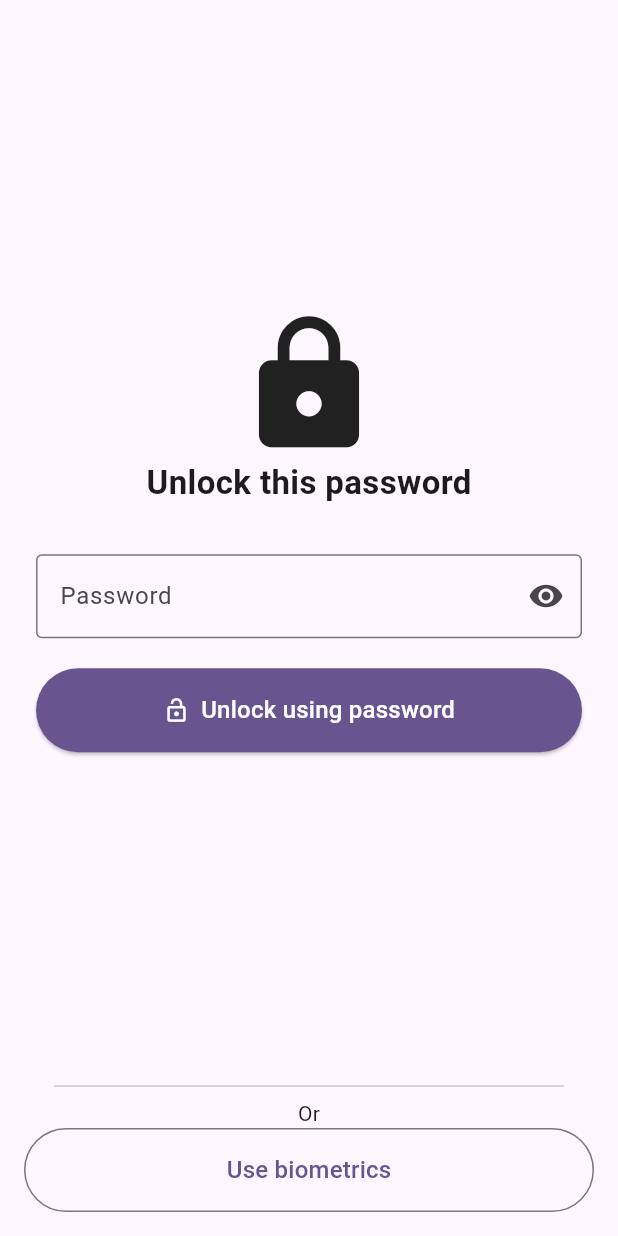
After one commit to Mondei1/QRVault, a Flutter app: the UnlockScreen screen opened directly, on a phone screen of 412 x 824 dp. The commit adds this screen. Run offline on Flutter 3.47's test engine with Material 3 defaults, Android fonts, the phone set to English and light mode, and no system bars; drawn by our look-alikes of dynamic_color; our stand-ins replace camera, shared_preferences; accounts and stored records are empty; generated files the repository leaves out were written again.

Commit message:
added unlock_screen.dart

```diff
--- a/lib/l10n/app_de.arb
+++ b/lib/l10n/app_de.arb
@@ -30,5 +30,19 @@
   "useBiometrics": "Biometrie verwenden",
   "skip": "Überspringen",
   "loading": "Wir verschlüsseln Alles und sind gleich wieder zurück!",
-  "holdUp": "Einen Moment!"
+  "holdUp": "Einen Moment!",
+  "password": "Passwort",
+  "unlockThisPassword": "Entsperre dieses Passwort",
+  "unlockNamedPassword": "Entsperre {passwordName}",
+  "@unlockNamedPassword": {
+    "description": "Text shown to unlock a password with a specific name",
+    "placeholders": {
+      "passwordName": {
+        "type": "String"
+      }
+    }
+  },
+  "unlockWithPasswordButton": "Entsperren mit Password",
+  "orDividerText": "Oder",
+  "useBiometricsButton": "Nutze Biometrie"
 }
--- a/lib/l10n/app_en.arb
+++ b/lib/l10n/app_en.arb
@@ -30,5 +30,20 @@
   "useBiometrics": "Use Biometrics",
   "skip": "Skip",
   "loading": "Let us do some cryptography and we'll right back!",
-  "holdUp": "Hold up!"
+  "holdUp": "Hold up!",
+  "password": "Password",
+  "unlockThisPassword": "Unlock this password",
+  "unlockNamedPassword": "Unlock {passwordName}",
+  "@unlockNamedPassword": {
+    "description": "Text shown to unlock a password with a specific name",
+    "placeholders": {
+      "passwordName": {
+        "type": "String"
+      }
+    }
+  },
+  "password": "Password",
+  "unlockWithPasswordButton": "Unlock using password",
+  "orDividerText": "Or",
+  "useBiometricsButton": "Use biometrics"
 }
--- a/lib/screens/main/home_screen.dart
+++ b/lib/screens/main/home_screen.dart
@@ -1,5 +1,4 @@
 import 'dart:developer';
-
 import 'package:camera/camera.dart';
 import 'package:flutter/material.dart';
 import 'package:flutter_gen/gen_l10n/app_localizations.dart';
--- a/lib/screens/main/set_password.dart
+++ b/lib/screens/main/set_password.dart
@@ -1,5 +1,7 @@
 import 'package:flutter/material.dart';
 import 'package:qrvault/routes.dart';
+//TODO: Implement localization
+
 
 class SetPasswordView extends StatefulWidget {
   const SetPasswordView({super.key});
--- /dev/null
+++ b/lib/screens/main/unlock_screen.dart
@@ -0,0 +1,122 @@
+import 'package:flutter/material.dart';
+import 'package:qrvault/routes.dart';
+import 'package:qrvault/screens/main/set_password.dart';
+import 'package:flutter_gen/gen_l10n/app_localizations.dart';
+
+class UnlockScreen extends StatefulWidget {
+  final String? passwordName;
+  final String? passwordHint;
+
+  const UnlockScreen({super.key, this.passwordName, this.passwordHint});
+
+  @override
+  State<UnlockScreen> createState() => _UnlockScreenState();
+}
+
+class _UnlockScreenState extends State<UnlockScreen> {
+  final _passwordController = TextEditingController();
+  final _hintController = TextEditingController();
+  bool _isPasswordVisible = false;
+
+  @override
+  void dispose() {
+    _passwordController.dispose();
+    _hintController.dispose();
+    super.dispose();
+  }
+
+  @override
+  Widget build(BuildContext context) {
+    final theme = Theme.of(context);
+    final colorScheme = theme.colorScheme;
+    final textTheme = theme.textTheme;
+    final l10n = AppLocalizations.of(context)!;
+
+    return Scaffold(
+      body: Center(
+        child: Padding(
+          padding: const EdgeInsets.all(24.0),
+          child: Column(
+            mainAxisAlignment: MainAxisAlignment.center,
+            crossAxisAlignment: CrossAxisAlignment.center,
+            children: [
+              const Icon(Icons.lock, size: 100),
+              Text(
+                widget.passwordName != null ? l10n.unlockNamedPassword(widget.passwordName!) : l10n.unlockThisPassword,
+                style: TextStyle(fontSize: 22, fontWeight: FontWeight.bold),
+              ),
+              const SizedBox(height: 32),
+              TextField(
+                controller: _passwordController,
+                obscureText: !_isPasswordVisible,
+                decoration: InputDecoration(
+                  labelText: l10n.password,
+                  border: const OutlineInputBorder(),
+                  suffixIcon: IconButton(
+                    icon: Icon(_isPasswordVisible ? Icons.visibility_off : Icons.visibility),
+                    onPressed: () {
+                      setState(() {
+                        _isPasswordVisible = !_isPasswordVisible;
+                      });
+                    },
+                  ),
+                ),
+              ),
+              if (widget.passwordHint != null)
+                Text(
+                  '${widget.passwordHint}',
+                  style: TextStyle(fontSize: 12, fontWeight: FontWeight.bold),
+                ),
+              const SizedBox(height: 20),
+              ElevatedButton.icon(
+              icon: Icon(Icons.lock_open, color: Theme.of(context).colorScheme.onPrimary),
+              label: Text(l10n.unlockWithPasswordButton),
+              style: ElevatedButton.styleFrom(
+                backgroundColor: Theme.of(context).colorScheme.primary,
+                foregroundColor: Theme.of(context).colorScheme.onPrimary,
+                padding: const EdgeInsets.symmetric(vertical: 16.0),
+                textStyle: Theme.of(context)
+                    .textTheme
+                    .titleMedium
+                    ?.copyWith(color: Theme.of(context).colorScheme.onPrimary),
+                minimumSize: const Size(double.infinity, 50),
+              ),
+              onPressed: () {
+                //TODO: Implement onPressedGenerate
+              },
+            ),
+            ],
+          ),
+        ),
+      ),
+      bottomNavigationBar: Padding(
+        padding: EdgeInsets.only(
+          left: 16.0,
+          right: 16.0,
+          bottom: MediaQuery.of(context).padding.bottom + 16.0,
+          top: 8.0,
+        ),
+        child: Column(
+          mainAxisSize: MainAxisSize.min,
+          children: [
+            Divider(indent: 20, endIndent: 20),
+            Text(l10n.orDividerText),
+            OutlinedButton(
+              style: OutlinedButton.styleFrom(
+                foregroundColor: colorScheme.primary,
+                side: BorderSide(color: colorScheme.outline),
+                padding: const EdgeInsets.symmetric(vertical: 16.0),
+                textStyle: textTheme.titleMedium,
+                minimumSize: const Size(double.infinity, 50),
+              ),
+              child: Text(l10n.useBiometricsButton),
+              onPressed: () {
+                 //TODO: Implement Use biometrics action
+              },
+            ),
+          ],
+        ),
+      ),
+    );
+  }
+}
```
